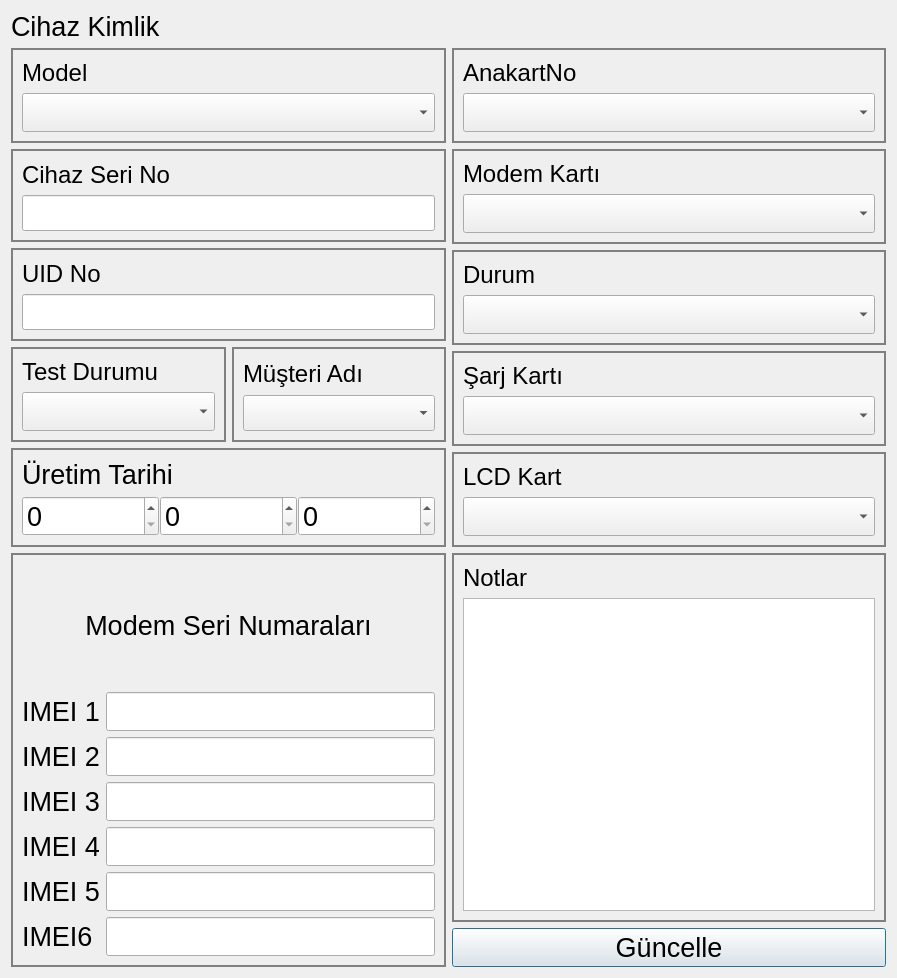
The window that informationdialog.ui (yunusemrecinar/QT5-cihaz-kimlik-teknik-servis) describes before a commit, drawn with Qt 5.
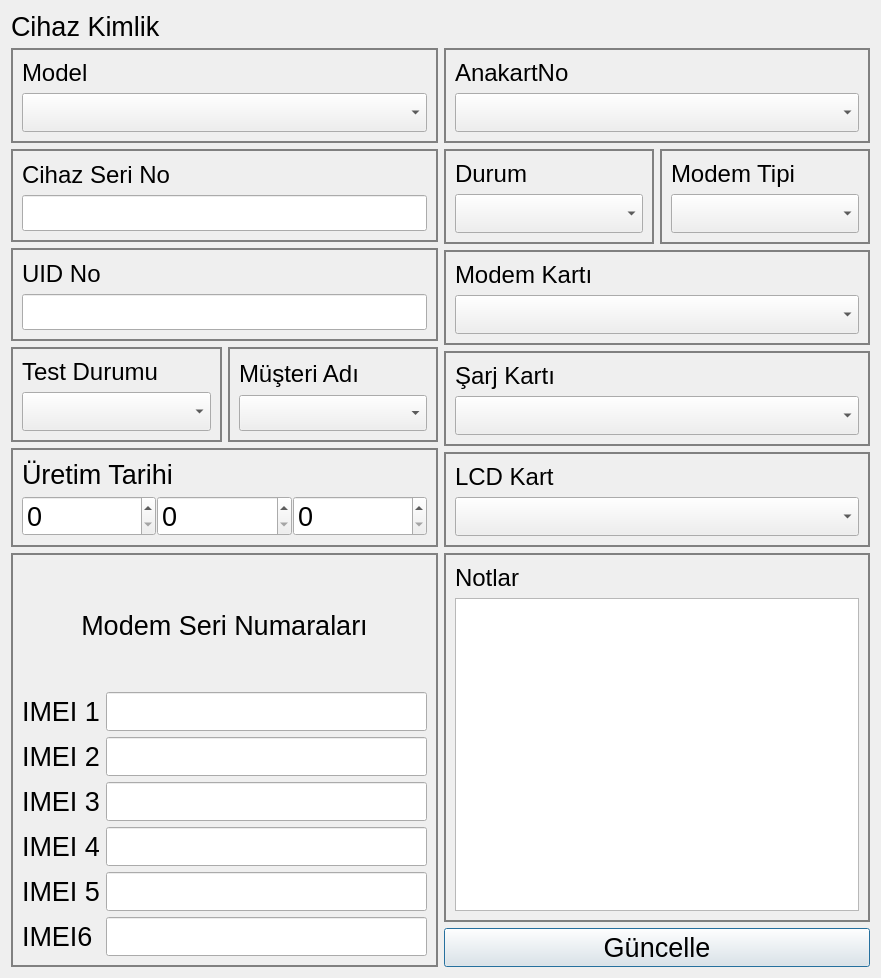
The same window after the commit.

What changed in the file:
```diff
--- a/informationdialog.ui
+++ b/informationdialog.ui
@@ -6,7 +6,7 @@
    <rect>
     <x>0</x>
     <y>0</y>
-    <width>897</width>
+    <width>881</width>
     <height>978</height>
    </rect>
   </property>
@@ -369,6 +369,103 @@
            </layout>
           </widget>
          </item>
+         <item>
+          <layout class="QHBoxLayout" name="horizontalLayout_2">
+           <item>
+            <widget class="QGroupBox" name="DurumBox_2">
+             <property name="styleSheet">
+              <string notr="true">QGroupBox {
+border:2px solid grey;
+}</string>
+             </property>
+             <layout class="QVBoxLayout" name="verticalLayout_28">
+              <item>
+               <widget class="QLabel" name="Durum_2">
+                <property name="font">
+                 <font>
+                  <pointsize>18</pointsize>
+                 </font>
+                </property>
+                <property name="styleSheet">
+                 <string notr="true">verticalLayout_6 {
+border:1px;
+}</string>
+                </property>
+                <property name="text">
+                 <string>Durum</string>
+                </property>
+               </widget>
+              </item>
+              <item>
+               <widget class="QComboBox" name="durum_1">
+                <property name="sizePolicy">
+                 <sizepolicy hsizetype="Expanding" vsizetype="Fixed">
+                  <horstretch>0</horstretch>
+                  <verstretch>0</verstretch>
+                 </sizepolicy>
+                </property>
+                <property name="font">
+                 <font>
+                  <pointsize>20</pointsize>
+                 </font>
+                </property>
+               </widget>
+              </item>
+             </layout>
+            </widget>
+           </item>
+           <item>
+            <widget class="QGroupBox" name="verticalGroupBox">
+             <property name="styleSheet">
+              <string notr="true">QGroupBox {
+border:2px solid grey;
+}</string>
+             </property>
+             <layout class="QVBoxLayout" name="verticalLayout_24">
+              <property name="leftMargin">
+               <number>9</number>
+              </property>
+              <property name="topMargin">
+               <number>9</number>
+              </property>
+              <property name="rightMargin">
+               <number>9</number>
+              </property>
+              <property name="bottomMargin">
+               <number>9</number>
+              </property>
+              <item>
+               <widget class="QLabel" name="modemTipi">
+                <property name="font">
+                 <font>
+                  <pointsize>18</pointsize>
+                 </font>
+                </property>
+                <property name="text">
+                 <string>Modem Tipi</string>
+                </property>
+               </widget>
+              </item>
+              <item>
+               <widget class="QComboBox" name="modemTipi_">
+                <property name="sizePolicy">
+                 <sizepolicy hsizetype="Expanding" vsizetype="Fixed">
+                  <horstretch>0</horstretch>
+                  <verstretch>0</verstretch>
+                 </sizepolicy>
+                </property>
+                <property name="font">
+                 <font>
+                  <pointsize>20</pointsize>
+                 </font>
+                </property>
+               </widget>
+              </item>
+             </layout>
+            </widget>
+           </item>
+          </layout>
+         </item>
          <item>
           <widget class="QGroupBox" name="ModemKartBox_2">
            <property name="styleSheet">
@@ -413,49 +510,6 @@
            </layout>
           </widget>
          </item>
-         <item>
-          <widget class="QGroupBox" name="DurumBox_2">
-           <property name="styleSheet">
-            <string notr="true">QGroupBox {
-border:2px solid grey;
-}</string>
-           </property>
-           <layout class="QVBoxLayout" name="verticalLayout_28">
-            <item>
-             <widget class="QLabel" name="Durum_2">
-              <property name="font">
-               <font>
-                <pointsize>18</pointsize>
-               </font>
-              </property>
-              <property name="styleSheet">
-               <string notr="true">verticalLayout_6 {
-border:1px;
-}</string>
-              </property>
-              <property name="text">
-               <string>Durum</string>
-              </property>
-             </widget>
-            </item>
-            <item>
-             <widget class="QComboBox" name="durum_1">
-              <property name="sizePolicy">
-               <sizepolicy hsizetype="Expanding" vsizetype="Fixed">
-                <horstretch>0</horstretch>
-                <verstretch>0</verstretch>
-               </sizepolicy>
-              </property>
-              <property name="font">
-               <font>
-                <pointsize>20</pointsize>
-               </font>
-              </property>
-             </widget>
-            </item>
-           </layout>
-          </widget>
-         </item>
          <item>
           <widget class="QGroupBox" name="SarjKartBox_2">
            <property name="styleSheet">
```
